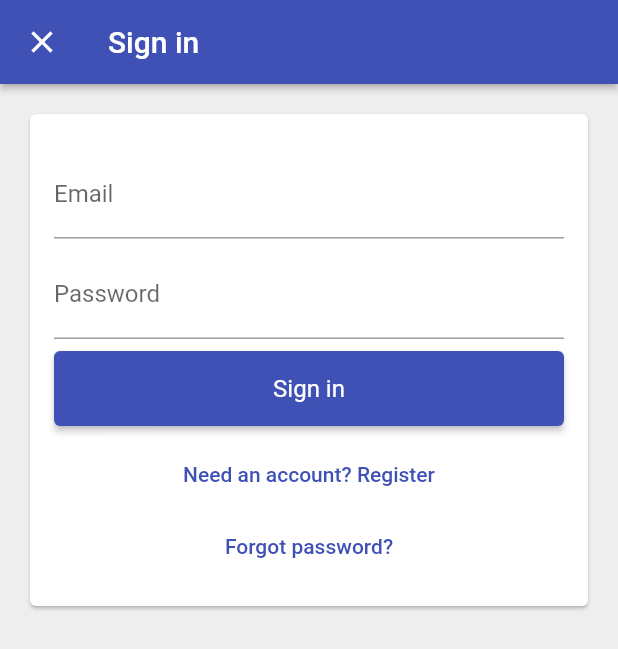
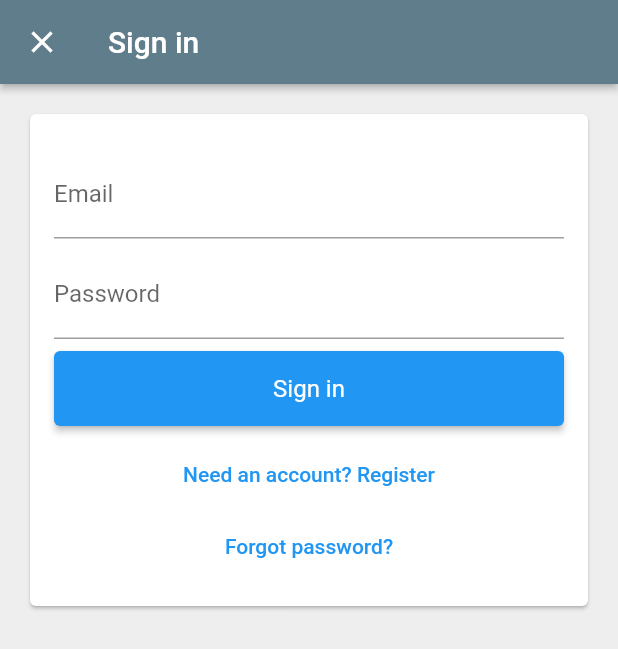
Before and after one commit to rvdrover/flutter-register-login-riverpod, a Flutter app: the screen it shows after launch, after a tap on "Sign in with Email and Password", on a phone screen of 412 x 824 dp. Shown: the top 649 px of the screen. Run offline on Flutter 3.47's test engine with Material 2 defaults, Android fonts, the phone set to English and light mode, and no system bars; our stand-ins replace firebase_auth, firebase_core, flutter_riverpod, flutter_spinkit, google_sign_in; missing offline and left inert: flutter_facebook_auth, github_sign_in, twitter_login; accounts and stored records are empty.

Commit message:
theme getter

```diff
--- a/lib/main.dart
+++ b/lib/main.dart
@@ -6,6 +6,7 @@ import 'package:riverpod_flutter_register_login_firebase/pages/auth_widget.dart'
 import 'package:riverpod_flutter_register_login_firebase/pages/sign_in_page/sign_in_page.dart';
 import 'package:riverpod_flutter_register_login_firebase/routing/app_router.dart';
 
+import 'constants/theme_data.dart';
 import 'pages/account_page/account_page.dart';
 import 'providers/providers.dart';
 
@@ -26,7 +27,7 @@ class MyApp extends ConsumerWidget {
   Widget build(BuildContext context, WidgetRef ref) {
     final firebaseAuth = ref.watch(firebaseAuthProvider);
     return MaterialApp(
-      theme: ThemeData(primarySwatch: Colors.indigo),
+      theme: AppTheme.light,
       debugShowCheckedModeBanner: false,
       home: AuthWidget(
         nonSignedInBuilder: (_) => const SignInPage(),
--- a/lib/providers/settings_provider.dart
+++ b/lib/providers/settings_provider.dart
@@ -10,9 +10,6 @@ class SettingsNotifier extends StateNotifier<SettingsState> {
 
 
   void setTheme(String theme) async {
-    state = SettingsState.loading();
-    await read(flutterDatabase).write(key: "theme", value: theme);
-    details = details.copyWith(themeMode: theme);
-    state = SettingsState.data(details: details);
+
   }
 }
```
